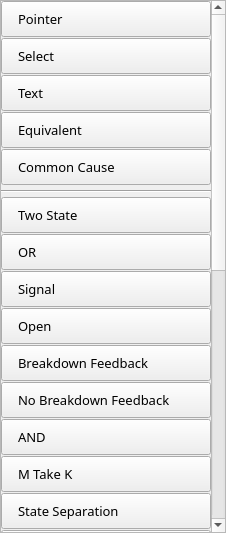
Before: the Qt Designer form ZGO2/form/toolboxgomarkov.ui in regissahore/Typewriter, drawn with Qt 5.
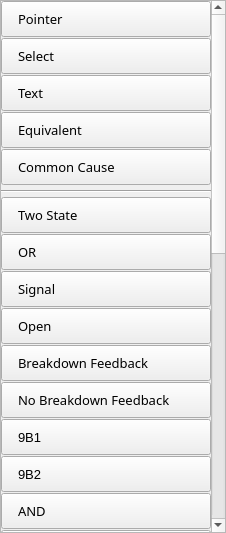
After: the same form once the commit is applied. Icons and pictures are not drawn.

Diff of the .ui file:
```diff
--- a/ZGO2/form/toolboxgomarkov.ui
+++ b/ZGO2/form/toolboxgomarkov.ui
@@ -38,9 +38,9 @@
       <property name="geometry">
        <rect>
         <x>0</x>
-        <y>-317</y>
-        <width>238</width>
-        <height>1046</height>
+        <y>-214</y>
+        <width>248</width>
+        <height>1120</height>
        </rect>
       </property>
       <layout class="QVBoxLayout" name="verticalLayout_2">
@@ -603,6 +603,80 @@
          </property>
         </widget>
        </item>
+       <item>
+        <widget class="QPushButton" name="buttonOperator9B1">
+         <property name="sizePolicy">
+          <sizepolicy hsizetype="Minimum" vsizetype="Expanding">
+           <horstretch>0</horstretch>
+           <verstretch>0</verstretch>
+          </sizepolicy>
+         </property>
+         <property name="minimumSize">
+          <size>
+           <width>0</width>
+           <height>36</height>
+          </size>
+         </property>
+         <property name="font">
+          <font>
+           <pointsize>10</pointsize>
+          </font>
+         </property>
+         <property name="styleSheet">
+          <string notr="true">text-align: left;
+padding-left: 16px;
+background-color: linear-gradient(rgb(234, 234, 234), rgb(218, 218, 218));
+border-color: rgb(204, 204, 204) rgb(204, 204, 204) rgb(181, 181, 181);
+</string>
+         </property>
+         <property name="text">
+          <string>9B1</string>
+         </property>
+         <property name="iconSize">
+          <size>
+           <width>24</width>
+           <height>24</height>
+          </size>
+         </property>
+        </widget>
+       </item>
+       <item>
+        <widget class="QPushButton" name="buttonOperator9B2">
+         <property name="sizePolicy">
+          <sizepolicy hsizetype="Minimum" vsizetype="Expanding">
+           <horstretch>0</horstretch>
+           <verstretch>0</verstretch>
+          </sizepolicy>
+         </property>
+         <property name="minimumSize">
+          <size>
+           <width>0</width>
+           <height>36</height>
+          </size>
+         </property>
+         <property name="font">
+          <font>
+           <pointsize>10</pointsize>
+          </font>
+         </property>
+         <property name="styleSheet">
+          <string notr="true">text-align: left;
+padding-left: 16px;
+background-color: linear-gradient(rgb(234, 234, 234), rgb(218, 218, 218));
+border-color: rgb(204, 204, 204) rgb(204, 204, 204) rgb(181, 181, 181);
+</string>
+         </property>
+         <property name="text">
+          <string>9B2</string>
+         </property>
+         <property name="iconSize">
+          <size>
+           <width>24</width>
+           <height>24</height>
+          </size>
+         </property>
+        </widget>
+       </item>
        <item>
         <widget class="QPushButton" name="buttonOperator10">
          <property name="sizePolicy">
```
